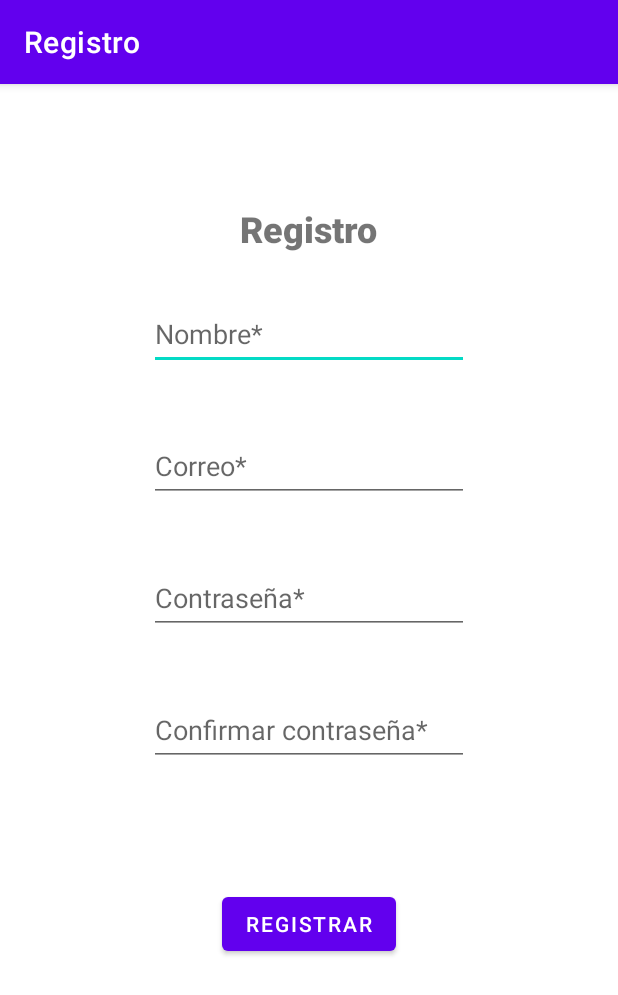
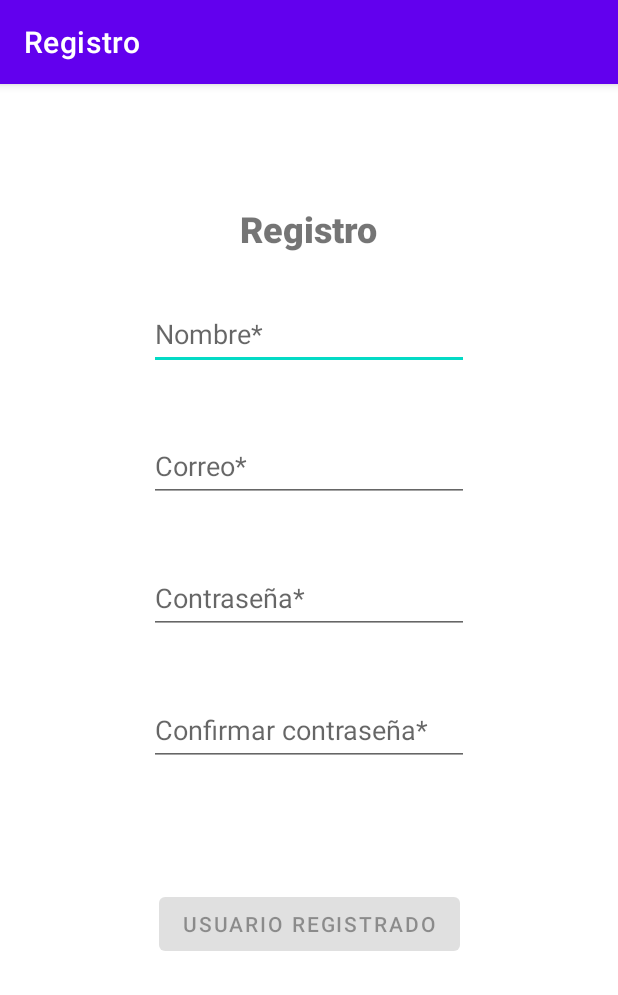
Before and after one commit to nataliaacaipa/E-Parte, an Android app: the RegisterActivity screen opened directly, with no data from a screen before it, after a tap on "REGISTRAR", on a phone screen of 412 x 824 dp. Shown: the top 995 px of the screen. Run offline under Robolectric (Android 15) with nearby library versions, the phone set to English and light mode, and no system bars.

Commit message:
xml registro usuario y coche

```diff
--- a/app/src/main/java/institute/immune/e_parte/RegisterActivity.java
+++ b/app/src/main/java/institute/immune/e_parte/RegisterActivity.java
@@ -4,6 +4,7 @@ import androidx.appcompat.app.AppCompatActivity;
 
 import android.os.Bundle;
 import android.view.View;
+import android.widget.Button;
 import android.widget.EditText;
 import android.widget.TextView;
 
@@ -11,6 +12,7 @@ public class RegisterActivity extends AppCompatActivity {
     private MyOpenHelper db;
     private EditText name, mail, password, passwordC;
     private TextView message;
+    private Button button;
 
     @Override
     protected void onCreate(Bundle savedInstanceState) {
@@ -32,6 +34,8 @@ public class RegisterActivity extends AppCompatActivity {
         else {
             db.añadirUsuario(name.getText().toString(), mail.getText().toString(), password.getText().toString());
             message.setVisibility(View.INVISIBLE);
+            button.setText(R.string.resgisterUser);
+            button.setEnabled(false);
         }
     }
 
@@ -59,6 +63,7 @@ public class RegisterActivity extends AppCompatActivity {
             password = findViewById(R.id.inputPasswordR);
             passwordC = findViewById(R.id.inputCPasswordR);
             message = findViewById(R.id.txtMessage);
+            button = findViewById(R.id.bRegisterR);
     }
 
 
--- a/app/src/main/res/layout/activity_register.xml
+++ b/app/src/main/res/layout/activity_register.xml
@@ -80,7 +80,7 @@
             app:layout_constraintTop_toBottomOf="@+id/inputNameR" />
 
         <Button
-            android:id="@+id/bRegisterV"
+            android:id="@+id/bRegisterR"
             android:layout_width="wrap_content"
             android:layout_height="wrap_content"
             android:layout_marginStart="100dp"
--- a/app/src/main/res/layout/activity_vehicle.xml
+++ b/app/src/main/res/layout/activity_vehicle.xml
@@ -32,7 +32,7 @@
             app:layout_constraintTop_toTopOf="parent" />
 
         <Button
-            android:id="@+id/bRegisterV"
+            android:id="@+id/bRegisterR"
             android:layout_width="wrap_content"
             android:layout_height="wrap_content"
             android:layout_marginStart="100dp"
--- a/app/src/main/res/values/strings.xml
+++ b/app/src/main/res/values/strings.xml
@@ -25,4 +25,6 @@ El primer paso es dejar claro los datos básicos del siniestro, esto es: fecha,
     <string name="txtTitleI">Instrucciones</string>
     <string name="txt2I">Bloque 2: conductor A y conductor B En el parte amistoso de accidentes encontrarás dos apartados, uno pintado en azul para el conductor A y otro pintado en amarillo para el conductor B. Es muy importante tener claro quién es el A y quién es el B para no mezclar los datos. En cada apartado, además de los datos del coche (nombre del asegurado, compañía aseguradora, conductor y, muy importante, el punto inicial del accidente. En este bloque también se anotan los distintos daños que hayan sufrido los vehículos. También es el lugar para reflejar algunas observaciones que se quiera hacer constar.</string>
     <string name="txt3I">Bloque 3: el croquis Hora de dibujar. No hace falta ser un artista, lo importante es ser generosos en detalles. Esta parte es la destinada a explicar cómo se ha producido el accidente. Su contenido es determinante porque será lo que dictamine en un primer momento quién ha tenido la culpa. Para no encontrarte con sorpresas desagradables a posteriori no seas parco en detalles. Explica si el coche estaba adelantando, si estaba bien o mal estacionado, si respetó o no alguna señal... Cualquier detalle, aunque te parezca poco importante, ayudar.</string>
+    <string name="registerV">Vehículo registrado</string>
+    <string name="resgisterUser">Usuario registrado</string>
 </resources>
```
Also changed, not shown: app/src/main/java/institute/immune/e_parte/VehicleActivity.java (+21 -1 lines).
